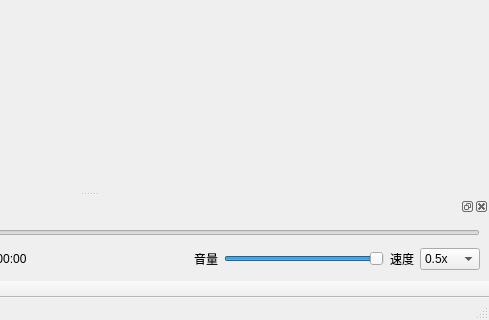
This is src/desktop/main_window.ui in leiwei0815/hxcvodplayer as Qt 5 draws it before an edit; both pictures show x 311 to 800 and y 280 to 600 of the 800 by 600 pixel window. The edited form follows.
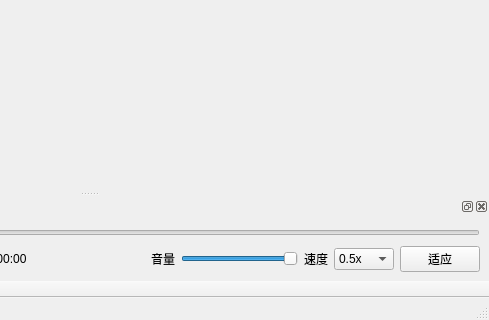
This is the edited form.

```diff
--- a/src/desktop/main_window.ui
+++ b/src/desktop/main_window.ui
@@ -186,6 +186,19 @@
          </item>
         </widget>
        </item>
+       <item>
+        <widget class="QPushButton" name="aspectRatioButton">
+         <property name="text">
+          <string>适应</string>
+         </property>
+         <property name="minimumWidth">
+          <number>60</number>
+         </property>
+         <property name="toolTip">
+          <string>切换视频显示模式（适应/填充）</string>
+         </property>
+        </widget>
+       </item>
       </layout>
      </item>
     </layout>
```
